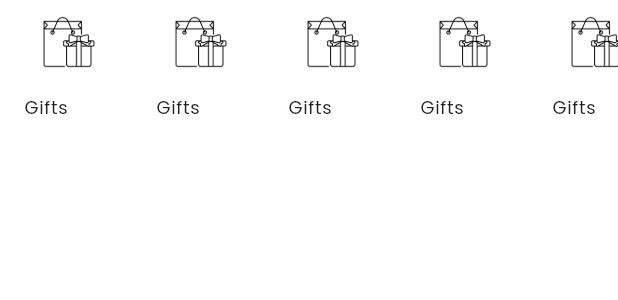
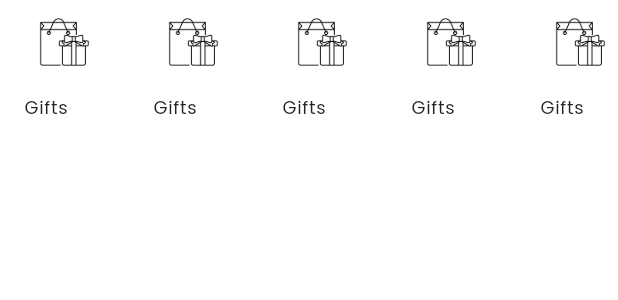
Before and after one commit to developerkomi5/crown_creation, a Flutter app: the KHomeCategories widget shown alone on an empty page, opened directly, on a phone screen of 412 x 824 dp. Shown: the top 300 px of the screen. Run offline on Flutter 3.47's test engine with Material 3 defaults, Android fonts, the light colour scheme and no system bars; our stand-ins replace carousel_slider, get, get_storage, iconsax, logger, smooth_page_indicator; accounts and stored records are empty; project files that could hold a hidden picture were left out.

Commit message:
Glitches solved!

```diff
--- a/lib/common/widgets/image_text_widgets/vertical_image_text.dart
+++ b/lib/common/widgets/image_text_widgets/vertical_image_text.dart
@@ -11,7 +11,7 @@ class KVerticalImageText extends StatelessWidget {
     this.textColor = KColors.black,
     this.backgroundColor =
         KColors
-            .white, //remove Colors.white if homescreen icon is not appeared in dark mode
+            .white, // remove Colors.white if homescreen icon is not appeared in dark mode
     this.onTap,
   });
 
@@ -50,7 +50,7 @@ class KVerticalImageText extends StatelessWidget {
             // Text
             const SizedBox(height: KSizes.spaceBtwItems / 2),
             SizedBox(
-              width: 60,
+              width: 55,
               child: Text(
                 title,
                 style: Theme.of(
--- a/lib/features/shop/screens/home/widgets/home_categories.dart
+++ b/lib/features/shop/screens/home/widgets/home_categories.dart
@@ -1,6 +1,6 @@
+import 'package:flutter/material.dart';
 import 'package:crowncreation/common/widgets/image_text_widgets/vertical_image_text.dart';
 import 'package:crowncreation/utils/constants/image_strings.dart';
-import 'package:flutter/material.dart';
 
 class KHomeCategories extends StatelessWidget {
   const KHomeCategories({super.key});
@@ -8,18 +8,20 @@ class KHomeCategories extends StatelessWidget {
   @override
   Widget build(BuildContext context) {
     return SizedBox(
-      height: 90, // Slightly increased height for better spacing
+      height: 100, // Ensures enough height for image + text
       child: ListView.separated(
         scrollDirection: Axis.horizontal,
         itemCount: 6,
-        padding: const EdgeInsets.symmetric(horizontal: 16), // Uniform padding
-        separatorBuilder:
-            (_, __) => const SizedBox(width: 12), // gap between items
-        itemBuilder: (_, index) {
-          return KVerticalImageText(
-            image: KImages.giftsitems,
-            title: 'Gifts',
-            onTap: () {},
+        padding: const EdgeInsets.symmetric(horizontal: 16),
+        separatorBuilder: (context, index) => const SizedBox(width: 16),
+        itemBuilder: (context, index) {
+          return SizedBox(
+            width: 70, // FORCE every item to take same space
+            child: KVerticalImageText(
+              image: KImages.giftsitems,
+              title: 'Gifts',
+              onTap: () {},
+            ),
           );
         },
       ),
```
